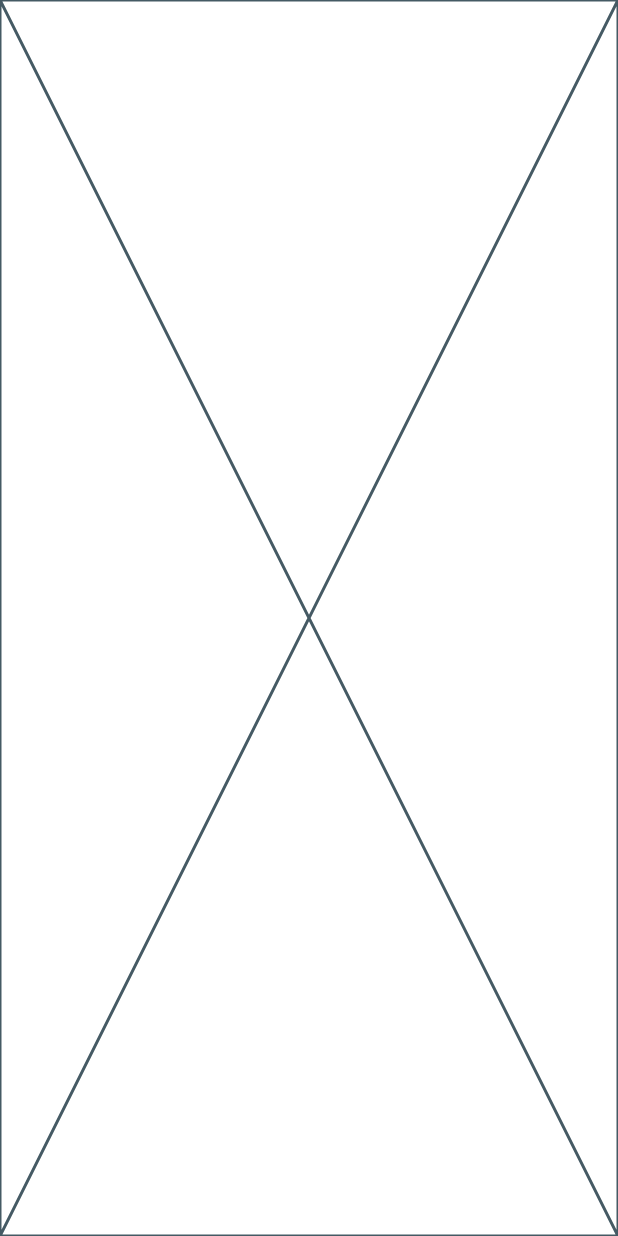
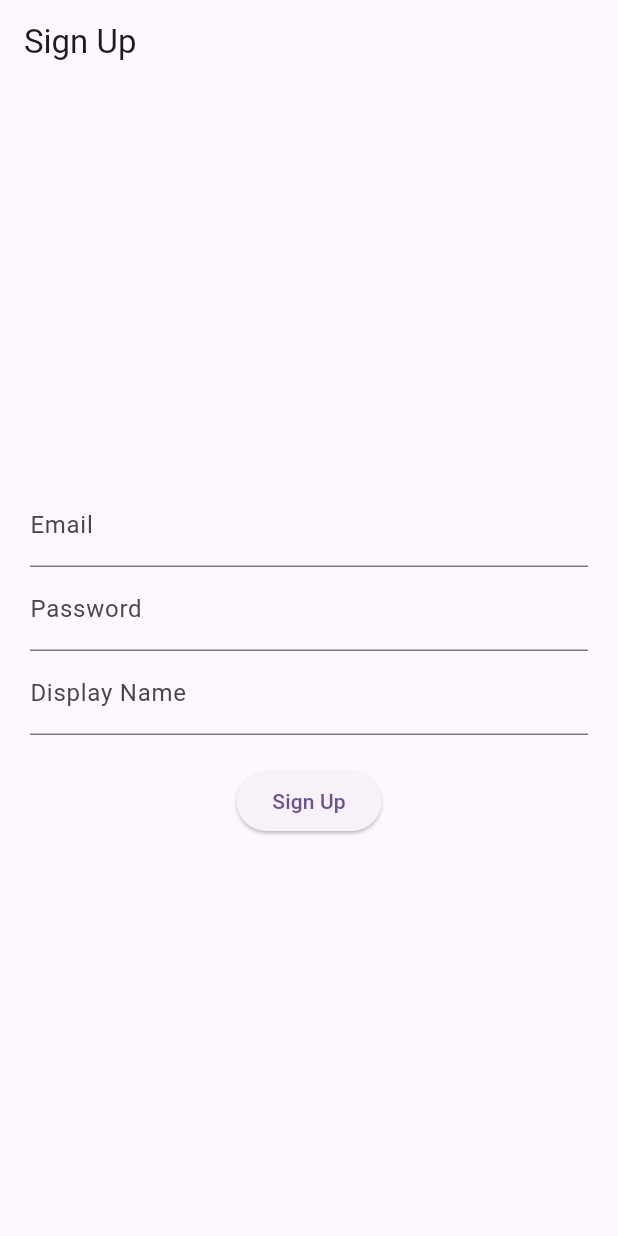
Before and after one commit to DoTung0105/doantotnghiep, a Flutter app: the screen it shows after launch, on a phone screen of 412 x 824 dp. Run offline on Flutter 3.47's test engine with Material 3 defaults, Android fonts, the light colour scheme and no system bars; our stand-ins replace cloud_firestore, firebase_auth, firebase_core; accounts and stored records are empty.

```diff
--- /dev/null
+++ b/fashionhub/lib/model/user_model.dart
@@ -0,0 +1,23 @@
+class UserModel {
+  final String uid;
+  final String email;
+  final String displayName;
+
+  UserModel({required this.uid, required this.email, required this.displayName});
+
+  Map<String, dynamic> toMap() {
+    return {
+      'uid': uid,
+      'email': email,
+      'displayName': displayName,
+    };
+  }
+
+  factory UserModel.fromMap(Map<String, dynamic> map) {
+    return UserModel(
+      uid: map['uid'],
+      email: map['email'],
+      displayName: map['displayName'],
+    );
+  }
+}
--- a/fashionhub/lib/screen/login_screen.dart
+++ /dev/null
@@ -1,15 +0,0 @@
-import 'package:flutter/material.dart';
-
-class Login_Screen extends StatefulWidget {
-  const Login_Screen({super.key});
-
-  @override
-  State<Login_Screen> createState() => _Login_ScreenState();
-}
-
-class _Login_ScreenState extends State<Login_Screen> {
-  @override
-  Widget build(BuildContext context) {
-    return const Placeholder();
-  }
-}
--- /dev/null
+++ b/fashionhub/lib/service/authentication_service.dart
@@ -0,0 +1,44 @@
+import 'package:fashionhub/model/user_model.dart';
+import 'package:firebase_auth/firebase_auth.dart';
+import 'package:cloud_firestore/cloud_firestore.dart';
+
+
+class AuthenticationService {
+  final FirebaseAuth _firebaseAuth = FirebaseAuth.instance;
+  final FirebaseFirestore _firestore = FirebaseFirestore.instance;
+
+  Future<User?> signInWithEmailAndPassword(String email, String password) async {
+    try {
+      UserCredential userCredential = await _firebaseAuth.signInWithEmailAndPassword(email: email, password: password);
+      return userCredential.user;
+    } catch (e) {
+      print("Error signing in: $e");
+      return null;
+    }
+  }
+
+  Future<User?> signUpWithEmailAndPassword(String email, String password, String displayName) async {
+    try {
+      UserCredential userCredential = await _firebaseAuth.createUserWithEmailAndPassword(email: email, password: password);
+      User? user = userCredential.user;
+
+      if (user != null) {
+        UserModel newUser = UserModel(uid: user.uid, email: email, displayName: displayName);
+        await _firestore.collection('users').doc(user.uid).set(newUser.toMap());
+      }
+
+      return user;
+    } catch (e) {
+      print("Error signing up: $e");
+      return null;
+    }
+  }
+
+  Future<void> signOut() async {
+    await _firebaseAuth.signOut();
+  }
+
+  User? getCurrentUser() {
+    return _firebaseAuth.currentUser;
+  }
+}
--- /dev/null
+++ b/fashionhub/lib/view/signup_screen.dart
@@ -0,0 +1,71 @@
+import 'package:fashionhub/service/authentication_service.dart';
+import 'package:fashionhub/view/login_screen.dart';
+import 'package:fashionhub/viewmodel/signup_viewmodel.dart';
+import 'package:firebase_auth/firebase_auth.dart';
+import 'package:flutter/material.dart';
+
+import 'home_screen.dart';
+
+class SignUpScreen extends StatelessWidget {
+  final TextEditingController emailController = TextEditingController();
+  final TextEditingController passwordController = TextEditingController();
+  final TextEditingController displayNameController = TextEditingController();
+  final SignUpViewModel _signUpViewModel =
+      SignUpViewModel(authenticationService: AuthenticationService());
+
+  @override
+  Widget build(BuildContext context) {
+    return Scaffold(
+      appBar: AppBar(title: Text('Sign Up')),
+      body: Padding(
+        padding: const EdgeInsets.all(20.0),
+        child: Column(
+          mainAxisAlignment: MainAxisAlignment.center,
+          children: <Widget>[
+            TextField(
+              controller: emailController,
+              decoration: InputDecoration(
+                labelText: 'Email',
+              ),
+            ),
+            TextField(
+              controller: passwordController,
+              obscureText: true,
+              decoration: InputDecoration(
+                labelText: 'Password',
+              ),
+            ),
+            TextField(
+              controller: displayNameController,
+              decoration: InputDecoration(
+                labelText: 'Display Name',
+              ),
+            ),
+            SizedBox(height: 20),
+            ElevatedButton(
+              onPressed: () async {
+                String email = emailController.text.trim();
+                String password = passwordController.text.trim();
+                String displayName = displayNameController.text.trim();
+                User? user =
+                    await _signUpViewModel.signUp(email, password, displayName);
+                if (user != null) {
+                  ScaffoldMessenger.of(context).showSnackBar(
+                      SnackBar(content: Text('Sign up successful')));
+                  Navigator.push(
+                    context,
+                    MaterialPageRoute(builder: (context) => LoginScreen()),
+                  );
+                } else {
+                  ScaffoldMessenger.of(context)
+                      .showSnackBar(SnackBar(content: Text('Sign up failed')));
+                }
+              },
+              child: Text('Sign Up'),
+            ),
+          ],
+        ),
+      ),
+    );
+  }
+}
--- /dev/null
+++ b/fashionhub/lib/viewmodel/signup_viewmodel.dart
@@ -0,0 +1,21 @@
+import 'dart:io';
+
+import 'package:fashionhub/service/authentication_service.dart';
+import 'package:flutter/material.dart';
+import 'package:firebase_auth/firebase_auth.dart';
+
+class SignUpViewModel extends ChangeNotifier {
+  final AuthenticationService _authenticationService;
+
+  SignUpViewModel({required AuthenticationService authenticationService})
+      : _authenticationService = authenticationService;
+
+  Future<User?> signUp(String email, String password, String displayName) async {
+    try {
+      return await _authenticationService.signUpWithEmailAndPassword(email, password, displayName);
+    } catch (e) {
+      print("Error signing up: $e");
+      return null;
+    }
+  }
+}
--- a/fashionhub/pubspec.yaml
+++ b/fashionhub/pubspec.yaml
@@ -36,6 +36,8 @@ dependencies:
   # Use with the CupertinoIcons class for iOS style icons.
   cupertino_icons: ^1.0.2
   firebase_core: ^2.27.0
+  firebase_auth: ^4.17.8
+  cloud_firestore: ^4.15.8
 
 dev_dependencies:
   flutter_test:
@@ -46,7 +48,7 @@ dev_dependencies:
   # activated in the `analysis_options.yaml` file located at the root of your
   # package. See that file for information about deactivating specific lint
   # rules and activating additional ones.
-  flutter_lints: ^2.0.0
+  flutter_lints: ^4.0.0
 
 # For information on the generic Dart part of this file, see the
 # following page: https://dart.dev/tools/pub/pubspec
```
Also changed, not shown: fashionhub/lib/main.dart (+13 -4 lines), fashionhub/lib/view/home_screen.dart (added, +13 -0 lines), fashionhub/lib/view/login_screen.dart (added, +57 -0 lines), fashionhub/lib/viewmodel/login_viewmodel.dart (added, +28 -0 lines), fashionhub/pubspec.lock, 5 other files.
